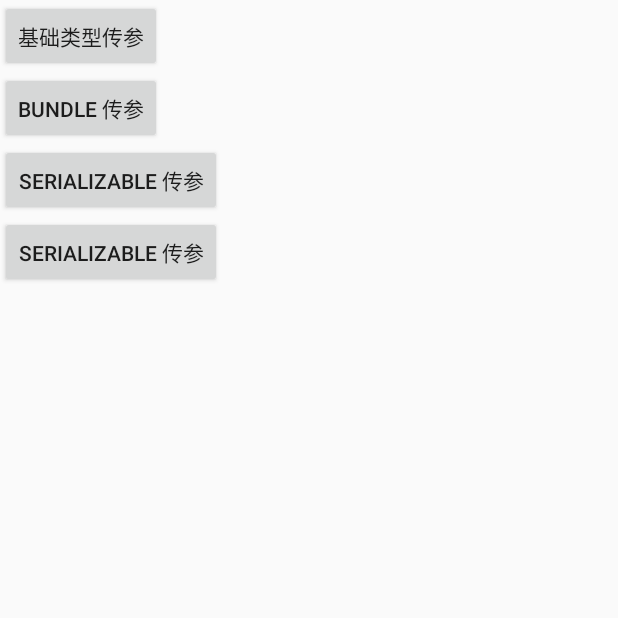
After one commit to miniocean404-android/learn_android_java, an Android app: the IntentParamsActivity screen opened directly, with no data from a screen before it, on a phone screen of 412 x 824 dp, the top half of it. The commit adds this screen. Run offline under Robolectric (Android 15) with nearby library versions, the light colour scheme and no system bars; network calls fail.

Commit message:
feature: 跳转

```diff
--- a/app/src/main/AndroidManifest.xml
+++ b/app/src/main/AndroidManifest.xml
@@ -59,6 +59,12 @@
         android:supportsRtl="true"
         android:theme="@style/Theme.LearnAndroidJava"
         tools:targetApi="31">
+        <activity
+            android:name=".activity.base.intent.IntentReceiveParamsActivity"
+            android:exported="false" />
+        <activity
+            android:name=".activity.base.intent.IntentParamsActivity"
+            android:exported="false" />
         <activity
             android:name=".activity.base.db.RoomActivity"
             android:exported="false" />
--- a/app/src/main/java/com/example/learnandroidjava/MainActivity.java
+++ b/app/src/main/java/com/example/learnandroidjava/MainActivity.java
@@ -16,6 +16,7 @@ import com.example.learnandroidjava.activity.base.api.SharePreferencesActivity;
 import com.example.learnandroidjava.activity.base.db.RoomActivity;
 import com.example.learnandroidjava.activity.base.db.SQLiteActivity;
 import com.example.learnandroidjava.activity.base.event.BaseActivity;
+import com.example.learnandroidjava.activity.base.intent.IntentParamsActivity;
 import com.example.learnandroidjava.activity.base.layout.ConstraintLayoutActivity;
 import com.example.learnandroidjava.activity.base.anim.FrameByFrameActivity;
 import com.example.learnandroidjava.activity.base.layout.FrameLayoutActivity;
@@ -85,6 +86,7 @@ public class MainActivity extends AppCompatActivity {
         jump(this,R.id.go_fresco_btn, FrescoActivity.class);
         jump(this,R.id.go_sqlite_btn, SQLiteActivity.class);
         jump(this,R.id.go_root_btn, RoomActivity.class);
+        jump(this,R.id.go_intent_params_btn, IntentParamsActivity.class);
     }
 
     @Override
--- /dev/null
+++ b/app/src/main/res/layout/activity_intent_params.xml
@@ -0,0 +1,35 @@
+<?xml version="1.0" encoding="utf-8"?>
+<LinearLayout xmlns:android="http://schemas.android.com/apk/res/android"
+    xmlns:tools="http://schemas.android.com/tools"
+    android:id="@+id/main"
+    android:layout_width="match_parent"
+    android:layout_height="match_parent"
+    tools:context=".activity.base.intent.IntentParamsActivity"
+    android:orientation="vertical">
+
+    <Button
+        android:id="@+id/base"
+        android:layout_width="wrap_content"
+        android:layout_height="wrap_content"
+        android:text="基础类型传参"/>
+
+
+    <Button
+        android:id="@+id/bundle"
+        android:layout_width="wrap_content"
+        android:layout_height="wrap_content"
+        android:text="bundle 传参"/>
+
+    <Button
+        android:id="@+id/serializable"
+        android:layout_width="wrap_content"
+        android:layout_height="wrap_content"
+        android:text="serializable 传参"/>
+
+    <Button
+        android:id="@+id/parcelable"
+        android:layout_width="wrap_content"
+        android:layout_height="wrap_content"
+        android:text="serializable 传参"/>
+
+</LinearLayout>
```
Also changed, not shown: app/src/main/java/com/example/learnandroidjava/activity/base/intent/IntentParamsActivity.kt (added, +74 -0 lines), app/src/main/java/com/example/learnandroidjava/activity/base/intent/IntentReceiveParamsActivity.kt (added, +39 -0 lines), app/src/main/java/com/example/learnandroidjava/shared/parcelable/ParcelableTest.kt (added, +39 -0 lines), app/src/main/java/com/example/learnandroidjava/shared/serializable/SerializableTest.kt (added, +8 -0 lines), app/src/main/res/layout/activity_intent_receive_params.xml (added, +10 -0 lines), app/src/main/res/layout/activity_main.xml (+12 -0 lines).
